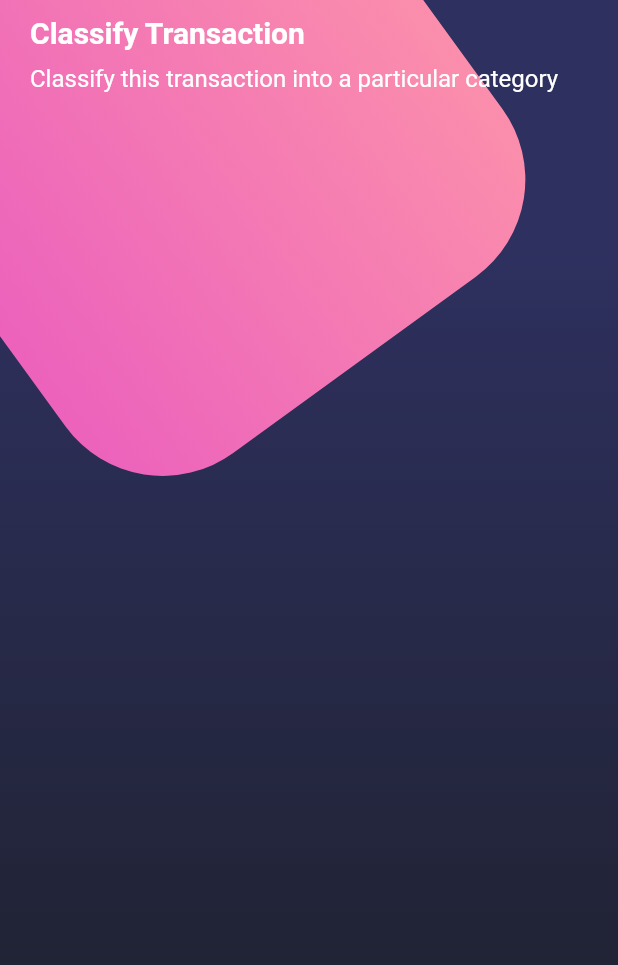
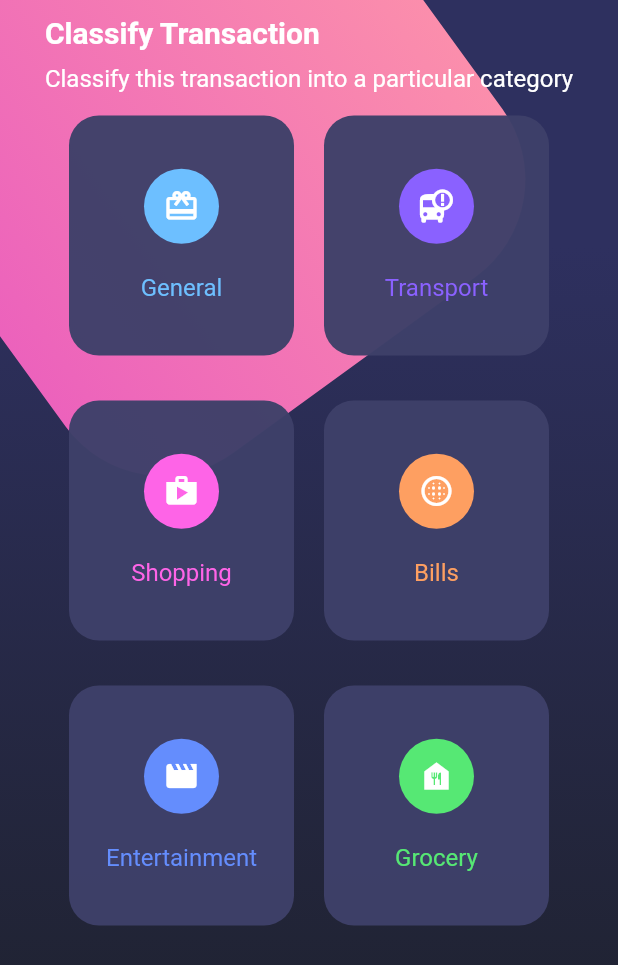
Before and after one commit to eivanphils/flutter-design, a Flutter app: the screen it shows after launch, on a phone screen of 412 x 824 dp. Shown: the top 965 px of the screen. Run offline on Flutter 3.47's test engine with Material 2 defaults, Android fonts, the light colour scheme and no system bars.

Commit message:
Agregado el widget con los card personalizados

```diff
--- a/lib/screens/home_screen.dart
+++ b/lib/screens/home_screen.dart
@@ -32,7 +32,7 @@ class _HomeBody extends StatelessWidget {
           PageTitle(),
 
           // Cards
-          // OptionCards()
+          OptionCards()
         ],
       ),
     );
--- /dev/null
+++ b/lib/widgets/option_cards.dart
@@ -0,0 +1,101 @@
+import 'package:flutter/material.dart';
+
+class OptionCards extends StatelessWidget {
+  const OptionCards({Key? key}) : super(key: key);
+
+  @override
+  Widget build(BuildContext context) {
+    return Column(
+      children: [
+        Row(
+          mainAxisAlignment: MainAxisAlignment.center,
+          children: const [
+            _CustomCard(
+              icon: Icons.card_giftcard,
+              title: 'General',
+              color: Color(0xff6DBFFF),
+            ),
+            _CustomCard(
+              icon: Icons.bus_alert,
+              title: 'Transport',
+              color: Color(0xff8A61FF),
+            ),
+          ],
+        ),
+
+        Row(
+          mainAxisAlignment: MainAxisAlignment.center,
+          children: const [
+            _CustomCard(
+              icon: Icons.shop,
+              title: 'Shopping',
+              color: Color(0xffFE64E7),
+            ),
+            _CustomCard(
+              icon: Icons.blur_circular_sharp,
+              title: 'Bills',
+              color: Color(0xffFE9F61),
+            ),
+          ],
+        ),
+
+        Row(
+          mainAxisAlignment: MainAxisAlignment.center,
+          children: const [
+            _CustomCard(
+              icon: Icons.movie,
+              title: 'Entertainment',
+              color: Color(0xff648DFD),
+            ),
+            _CustomCard(
+              icon: Icons.food_bank,
+              title: 'Grocery',
+              color: Color(0xff56E874),
+            ),
+          ],
+        ),
+      ],
+    );
+  }
+}
+
+class _CustomCard extends StatelessWidget {
+  final IconData icon;
+  final String title;
+  final Color color;
+
+  const _CustomCard({
+    Key? key,
+    required this.icon,
+    required this.title,
+    required this.color,
+  }) : super(key: key);
+
+  @override
+  Widget build(BuildContext context) {
+    return Container(
+      decoration: BoxDecoration(
+        borderRadius: BorderRadius.circular(20),
+        color: const Color(0xff3E4069).withOpacity(0.97),
+      ),
+      margin: const EdgeInsets.symmetric(horizontal: 10, vertical: 15),
+      width: 150,
+      height: 160,
+      child: Column(
+        mainAxisAlignment: MainAxisAlignment.center,
+        children: [
+          Container(
+            decoration: BoxDecoration(
+              borderRadius: BorderRadius.circular(100),
+              color: color,
+            ),
+            width: 50,
+            height: 50,
+            child: Icon(icon, color: Colors.white,)),
+          const SizedBox(height: 20),
+          Text(title, style: TextStyle(color: color, fontSize: 16),)
+        ],
+      ),
+    );
+  }
+}
--- a/lib/widgets/widgets.dart
+++ b/lib/widgets/widgets.dart
@@ -1,2 +1,3 @@
 export 'package:flutter_design/widgets/background.dart';
+export 'package:flutter_design/widgets/option_cards.dart';
 export 'package:flutter_design/widgets/page_title.dart';
```
